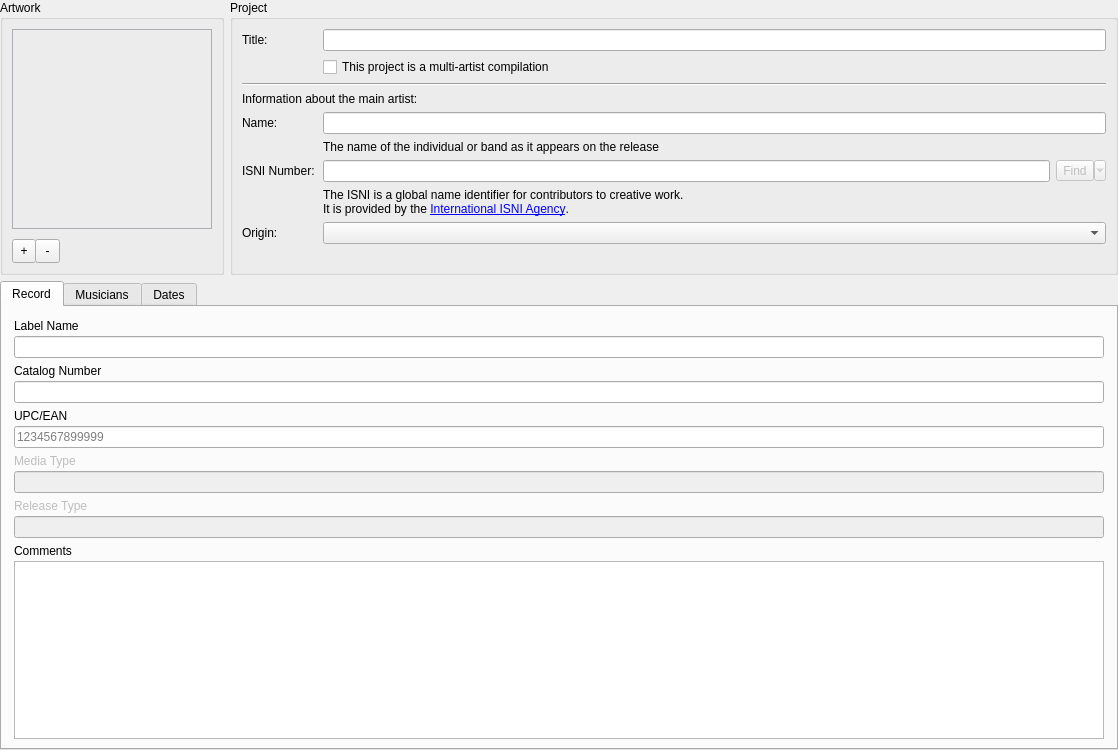
This is resources/ui/album_page.ui in Iconoclasteinc/tgit as Qt 5 draws it before an edit. The edited form follows.
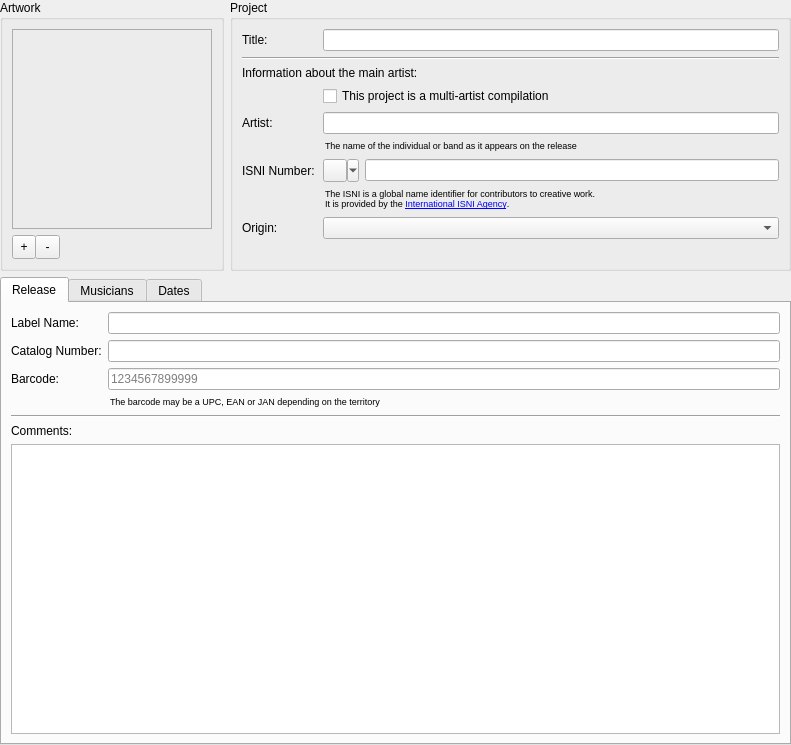
This is the edited form. Icons and pictures are not drawn. Custom widgets are drawn as their Qt base class.

Commit message: Layout the release tab of the project page and further improve UX of the top banner

What changed in the file:
```diff
--- a/resources/ui/album_page.ui
+++ b/resources/ui/album_page.ui
@@ -6,8 +6,8 @@
    <rect>
     <x>0</x>
     <y>0</y>
-    <width>1118</width>
-    <height>750</height>
+    <width>791</width>
+    <height>745</height>
    </rect>
   </property>
   <layout class="QVBoxLayout" name="verticalLayout_2" stretch="0,1">
@@ -32,11 +32,6 @@
        </property>
        <layout class="QVBoxLayout" name="verticalLayout_5">
         <item>
-         <layout class="QVBoxLayout" name="verticalLayout_6">
-          <property name="spacing">
-           <number>10</number>
-          </property>
-          <item>
            <widget class="QLabel" name="_front_cover">
             <property name="sizePolicy">
              <sizepolicy hsizetype="Fixed" vsizetype="Fixed">
@@ -123,8 +118,6 @@
            </layout>
           </item>
          </layout>
-        </item>
-       </layout>
       </widget>
      </item>
      <item>
@@ -153,35 +146,6 @@
           </property>
          </widget>
         </item>
-        <item row="1" column="0">
-         <widget class="QLabel" name="label_3">
-          <property name="minimumSize">
-           <size>
-            <width>75</width>
-            <height>0</height>
-           </size>
-          </property>
-          <property name="text">
-           <string/>
-          </property>
-         </widget>
-        </item>
-        <item row="1" column="1">
-         <widget class="QCheckBox" name="_compilation">
-          <property name="sizePolicy">
-           <sizepolicy hsizetype="Fixed" vsizetype="Fixed">
-            <horstretch>0</horstretch>
-            <verstretch>0</verstretch>
-           </sizepolicy>
-          </property>
-          <property name="focusPolicy">
-           <enum>Qt::StrongFocus</enum>
-          </property>
-          <property name="text">
-           <string>This project is a multi-artist compilation</string>
-          </property>
-         </widget>
-        </item>
         <item row="2" column="0" colspan="2">
          <widget class="Line" name="line">
           <property name="orientation">
@@ -197,16 +161,45 @@
          </widget>
         </item>
         <item row="4" column="0">
+         <widget class="QLabel" name="label_3">
+          <property name="minimumSize">
+           <size>
+            <width>75</width>
+            <height>0</height>
+           </size>
+          </property>
+          <property name="text">
+           <string/>
+          </property>
+         </widget>
+        </item>
+        <item row="4" column="1">
+         <widget class="QCheckBox" name="_compilation">
+          <property name="sizePolicy">
+           <sizepolicy hsizetype="Fixed" vsizetype="Fixed">
+            <horstretch>0</horstretch>
+            <verstretch>0</verstretch>
+           </sizepolicy>
+          </property>
+          <property name="focusPolicy">
+           <enum>Qt::StrongFocus</enum>
+          </property>
+          <property name="text">
+           <string>This project is a multi-artist compilation</string>
+          </property>
+         </widget>
+        </item>
+        <item row="5" column="0">
          <widget class="QLabel" name="_main_artist_caption">
           <property name="text">
-           <string>Name:</string>
+           <string>Artist:</string>
           </property>
           <property name="buddy">
            <cstring>_main_artist</cstring>
           </property>
          </widget>
         </item>
-        <item row="4" column="1">
+        <item row="5" column="1">
          <widget class="QLineEdit" name="_main_artist">
           <property name="minimumSize">
            <size>
@@ -216,15 +209,20 @@
           </property>
          </widget>
         </item>
-        <item row="5" column="1">
+        <item row="6" column="1">
          <widget class="QLabel" name="label_2">
           <property name="styleSheet">
-           <string notr="true">QLabel[style=QWindowsStyle] {
-    font-size: 6px;
+           <string notr="true">
+QLabel {
+    font-size: 7pt;
+	margin-top: -2px;
+    margin-bottom: 2px;
 }
 
 QLabel[style=QMacStyle] {
-    font-size: 11px;
+    font-size: 11pt;
+	margin-top: -3px;
+    margin-bottom: 3px;
 }
 </string>
           </property>
@@ -233,7 +231,7 @@
           </property>
          </widget>
         </item>
-        <item row="6" column="0">
+        <item row="7" column="0">
          <widget class="QLabel" name="_main_artist_isni_caption">
           <property name="text">
            <string>ISNI Number:</string>
@@ -243,34 +241,24 @@
           </property>
          </widget>
         </item>
-        <item row="6" column="1">
+        <item row="7" column="1">
          <layout class="QHBoxLayout" name="horizontalLayout">
-          <item>
-           <widget class="QLineEdit" name="_main_artist_isni">
-            <property name="minimumSize">
-             <size>
-              <width>150</width>
-              <height>0</height>
-             </size>
-            </property>
-           </widget>
-          </item>
           <item>
            <widget class="QToolButton" name="_main_artist_isni_actions_button">
             <property name="enabled">
-             <bool>false</bool>
-            </property>
-            <property name="sizePolicy">
-             <sizepolicy hsizetype="Fixed" vsizetype="Fixed">
-              <horstretch>0</horstretch>
-              <verstretch>0</verstretch>
-             </sizepolicy>
+             <bool>true</bool>
             </property>
             <property name="focusPolicy">
              <enum>Qt::StrongFocus</enum>
             </property>
+            <property name="toolTip">
+             <string>Lookup the main artist's ISNI in the global ISNI database</string>
+            </property>
+            <property name="styleSheet">
+             <string notr="true"/>
+            </property>
             <property name="text">
-             <string>Find</string>
+             <string/>
             </property>
             <property name="icon">
              <iconset resource="../resources.qrc">
@@ -284,17 +272,32 @@
             </property>
            </widget>
           </item>
+          <item>
+           <widget class="QLineEdit" name="_main_artist_isni">
+            <property name="minimumSize">
+             <size>
+              <width>150</width>
+              <height>0</height>
+             </size>
+            </property>
+           </widget>
+          </item>
          </layout>
         </item>
-        <item row="7" column="1">
+        <item row="8" column="1">
          <widget class="QLabel" name="label_4">
           <property name="styleSheet">
-           <string notr="true">QLabel[style=QWindowsStyle] {
-    font-size: 6px;
+           <string notr="true">
+QLabel {
+    font-size: 7pt;
+    margin-top: -2px;
+    margin-bottom: 2px;
 }
 
 QLabel[style=QMacStyle] {
-    font-size: 11px;
+    font-size: 11pt;
+    margin-top: -3px;
+    margin-bottom: 3px;
 }
 </string>
           </property>
@@ -303,7 +306,7 @@
           </property>
          </widget>
         </item>
-        <item row="8" column="0">
+        <item row="9" column="0">
          <widget class="QLabel" name="_main_artist_region_caption">
           <property name="text">
            <string>Origin:</string>
@@ -313,7 +316,7 @@
           </property>
          </widget>
         </item>
-        <item row="8" column="1">
+        <item row="9" column="1">
          <widget class="QComboBox" name="_main_artist_region">
           <property name="focusPolicy">
            <enum>Qt::StrongFocus</enum>
@@ -335,155 +338,112 @@
      </property>
      <widget class="QWidget" name="_record_tab">
       <attribute name="title">
-       <string>Record</string>
+       <string>Release</string>
       </attribute>
-      <layout class="QVBoxLayout" name="verticalLayout_3">
-       <property name="leftMargin">
-        <number>12</number>
-       </property>
-       <property name="topMargin">
-        <number>12</number>
-       </property>
-       <property name="rightMargin">
-        <number>12</number>
-       </property>
-       <item>
-        <layout class="QVBoxLayout" name="_label_name_container">
-         <property name="spacing">
-          <number>3</number>
-         </property>
-         <property name="sizeConstraint">
-          <enum>QLayout::SetDefaultConstraint</enum>
-         </property>
-         <item>
+      <layout class="QFormLayout" name="formLayout_2">
+       <item row="0" column="0">
           <widget class="QLabel" name="_label_name_caption">
            <property name="text">
-            <string>Label Name</string>
+          <string>Label Name:</string>
            </property>
            <property name="buddy">
             <cstring>_label_name</cstring>
            </property>
           </widget>
          </item>
-         <item>
-          <widget class="QLineEdit" name="_label_name"/>
-         </item>
-        </layout>
-       </item>
-       <item>
-        <layout class="QVBoxLayout" name="_catalog_number_container">
-         <property name="spacing">
-          <number>3</number>
+       <item row="0" column="1">
+        <widget class="QLineEdit" name="_label_name">
+         <property name="minimumSize">
+          <size>
+           <width>300</width>
+           <height>0</height>
+          </size>
          </property>
-         <item>
+        </widget>
+       </item>
+       <item row="1" column="0">
           <widget class="QLabel" name="_catalog_number_caption">
            <property name="text">
-            <string>Catalog Number</string>
+          <string>Catalog Number:</string>
            </property>
            <property name="buddy">
             <cstring>_catalog_number</cstring>
            </property>
           </widget>
          </item>
-         <item>
-          <widget class="QLineEdit" name="_catalog_number"/>
-         </item>
-        </layout>
-       </item>
-       <item>
-        <layout class="QVBoxLayout" name="_barcode_container">
-         <property name="spacing">
-          <number>3</number>
+       <item row="1" column="1">
+        <widget class="QLineEdit" name="_catalog_number">
+         <property name="minimumSize">
+          <size>
+           <width>200</width>
+           <height>0</height>
+          </size>
          </property>
-         <item>
+        </widget>
+       </item>
+       <item row="2" column="0">
           <widget class="QLabel" name="_barcode_caption">
            <property name="text">
-            <string>UPC/EAN</string>
+          <string>Barcode:</string>
            </property>
            <property name="buddy">
             <cstring>_barcode</cstring>
            </property>
           </widget>
          </item>
-         <item>
+       <item row="2" column="1">
           <widget class="QLineEdit" name="_barcode">
+         <property name="minimumSize">
+          <size>
+           <width>150</width>
+           <height>0</height>
+          </size>
+         </property>
            <property name="placeholderText">
             <string>1234567899999</string>
            </property>
           </widget>
          </item>
-        </layout>
-       </item>
-       <item>
-        <layout class="QVBoxLayout" name="_media_type_container">
-         <property name="spacing">
-          <number>3</number>
+       <item row="3" column="1">
+        <widget class="QLabel" name="label_5">
+         <property name="styleSheet">
+          <string notr="true">
+QLabel {
+    font-size: 7pt;
+    margin-top: -2px;
+    margin-bottom: 2px;
+}
+
+QLabel[style=QMacStyle] {
+    font-size: 11pt;
+    margin-top: -3px;
+    margin-bottom: 3px;
+}
+</string>
          </property>
-         <item>
-          <widget class="QLabel" name="_media_type_caption">
-           <property name="enabled">
-            <bool>false</bool>
-           </property>
            <property name="text">
-            <string>Media Type</string>
-           </property>
-           <property name="buddy">
-            <cstring>_media_type</cstring>
-           </property>
-          </widget>
-         </item>
-         <item>
-          <widget class="QLineEdit" name="_media_type">
-           <property name="enabled">
-            <bool>false</bool>
+          <string>The barcode may be a UPC, EAN or JAN depending on the territory</string>
+         </property>
+        </widget>
+       </item>
+       <item row="4" column="0" colspan="2">
+        <widget class="Line" name="line_2">
+         <property name="orientation">
+          <enum>Qt::Horizontal</enum>
            </property>
           </widget>
          </item>
-        </layout>
-       </item>
-       <item>
-        <layout class="QVBoxLayout" name="_release_type_container">
-         <property name="spacing">
-          <number>3</number>
-         </property>
-         <item>
-          <widget class="QLabel" name="_release_type_label">
-           <property name="enabled">
-            <bool>false</bool>
-           </property>
-           <property name="text">
-            <string>Release Type</string>
-           </property>
-           <property name="buddy">
-            <cstring>_release_type</cstring>
-           </property>
-          </widget>
-         </item>
-         <item>
-          <widget class="QLineEdit" name="_release_type">
-           <property name="enabled">
-            <bool>false</bool>
-           </property>
-          </widget>
-         </item>
-        </layout>
-       </item>
-       <item>
-        <layout class="QVBoxLayout" name="_comments_container">
-         <property name="spacing">
-          <number>3</number>
-         </property>
-         <item>
+       <item row="5" column="0" colspan="2">
           <widget class="QLabel" name="_comments_caption">
            <property name="text">
-            <string>Comments</string>
+          <string>Comments:</string>
            </property>
            <property name="buddy">
             <cstring>_comments</cstring>
            </property>
           </widget>
          </item>
-         <item>
+       <item row="6" column="0" colspan="2">
           <widget class="TextArea" name="_comments">
            <property name="sizePolicy">
             <sizepolicy hsizetype="Expanding" vsizetype="Expanding">
@@ -491,20 +451,12 @@
              <verstretch>1</verstretch>
             </sizepolicy>
            </property>
-           <property name="minimumSize">
-            <size>
-             <width>0</width>
-             <height>0</height>
-            </size>
-           </property>
            <property name="tabChangesFocus">
             <bool>true</bool>
            </property>
           </widget>
          </item>
         </layout>
-       </item>
-      </layout>
      </widget>
      <widget class="QWidget" name="_mucisians_tab">
       <attribute name="title">
```
Left out of the diff: 13 changed lines with no effect on the pictures. Lines whose indentation alone changed are shown as unchanged. The commit also changes 5 other files.
